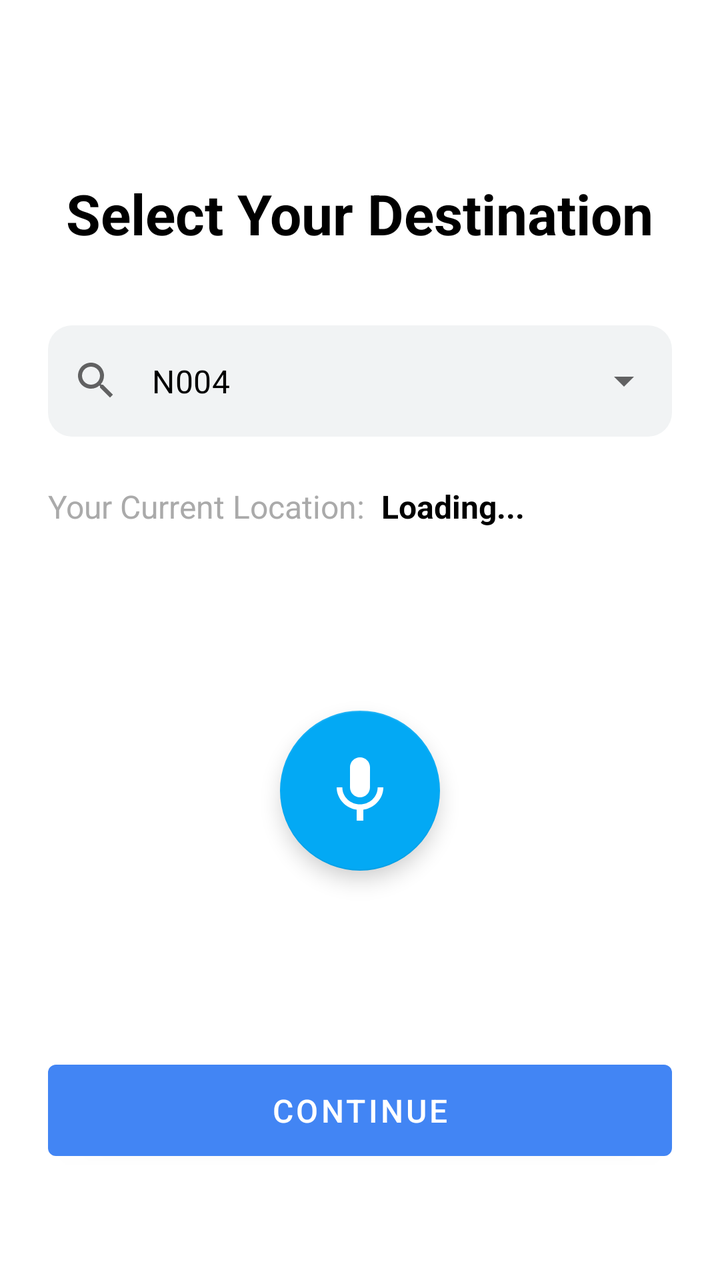
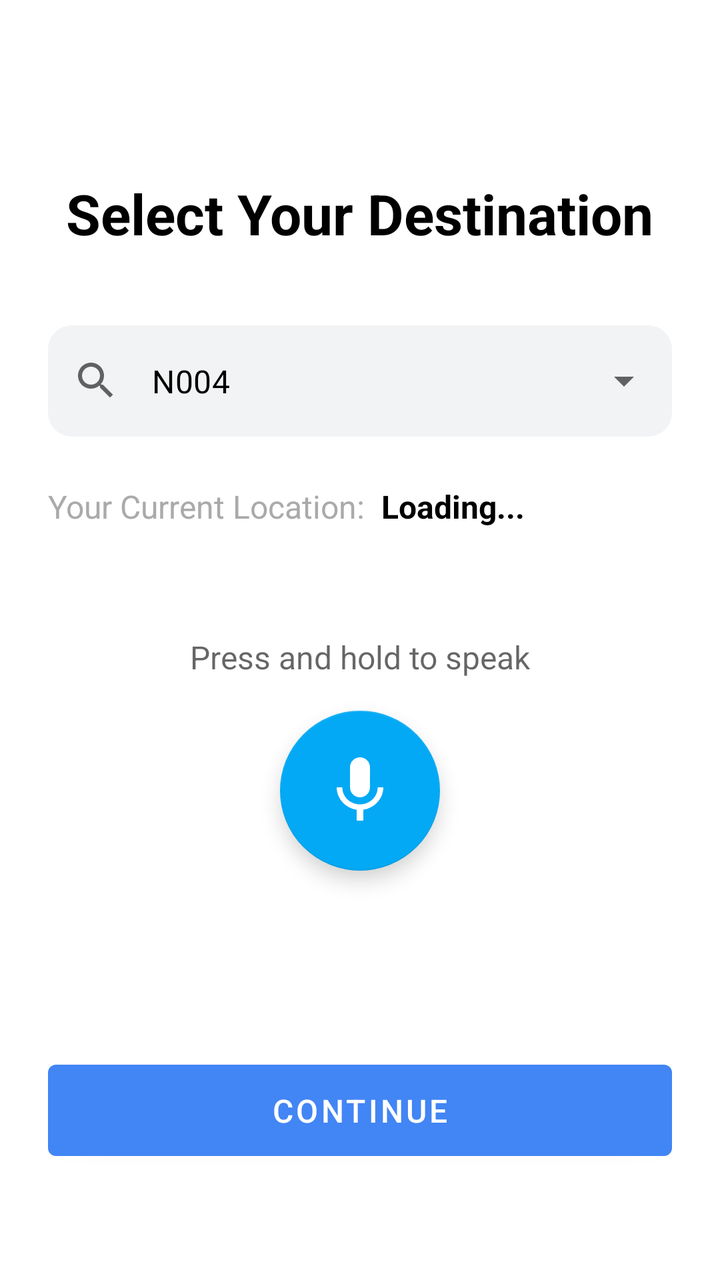

Two renders of the same Android screen: before a commit and after it. Below are the layout's source before the change and the commit's diff.
<!-- AndroidManifest.xml: application theme Theme.Qr_indoornav -->
<!-- res/layout/activity_main.xml -->
<?xml version="1.0" encoding="utf-8"?>
<androidx.constraintlayout.widget.ConstraintLayout xmlns:android="http://schemas.android.com/apk/res/android"
    xmlns:app="http://schemas.android.com/apk/res-auto"
    xmlns:tools="http://schemas.android.com/tools"
    android:layout_width="match_parent"
    android:layout_height="match_parent"
    android:background="@color/white"
    android:padding="24dp"
    tools:context=".MainActivity">

    <TextView
        android:id="@+id/titleTextView"
        android:layout_width="wrap_content"
        android:layout_height="wrap_content"
        android:layout_marginTop="64dp"
        android:text="@string/select_destination_title"
        android:textColor="@color/black"
        android:textSize="28sp"
        android:textStyle="bold"
        app:layout_constraintEnd_toEndOf="parent"
        app:layout_constraintStart_toStartOf="parent"
        app:layout_constraintTop_toTopOf="parent" />



    <com.google.android.material.textfield.TextInputLayout
        android:id="@+id/destinationMenu"
        style="@style/Widget.MaterialComponents.TextInputLayout.OutlinedBox.ExposedDropdownMenu"
        android:layout_width="0dp"
        android:layout_height="wrap_content"
        android:layout_marginTop="32dp"
        app:boxBackgroundColor="@color/light_gray"
        app:boxCornerRadiusBottomEnd="12dp"
        app:boxCornerRadiusBottomStart="12dp"
        app:boxCornerRadiusTopEnd="12dp"
        app:boxCornerRadiusTopStart="12dp"
        app:boxStrokeWidth="0dp"
        app:boxStrokeWidthFocused="0dp"
        app:layout_constraintEnd_toEndOf="parent"
        app:layout_constraintStart_toStartOf="parent"
        app:layout_constraintTop_toBottomOf="@+id/titleTextView"
        app:startIconDrawable="@drawable/ic_search">

        <AutoCompleteTextView
            android:id="@+id/autoCompleteTextView"
            android:layout_width="match_parent"
            android:layout_height="wrap_content"
            android:inputType="none"
            android:text="@string/destination_hint"
            android:textColor="@color/black" />

    </com.google.android.material.textfield.TextInputLayout>

    <TextView
        android:id="@+id/currentLocationLabel"
        android:layout_width="wrap_content"
        android:layout_height="wrap_content"
        android:layout_marginTop="24dp"
        android:text="@string/current_location_label"
        android:textColor="@android:color/darker_gray"
        android:textSize="16sp"
        app:layout_constraintStart_toStartOf="@+id/destinationMenu"
        app:layout_constraintTop_toBottomOf="@+id/destinationMenu" />

    <TextView
        android:id="@+id/currentLocationValue"
        android:layout_width="wrap_content"
        android:layout_height="wrap_content"
        android:layout_marginStart="8dp"
        android:text="@string/loading_location"
        android:textColor="@color/black"
        android:textSize="16sp"
        android:textStyle="bold"
        app:layout_constraintBaseline_toBaselineOf="@+id/currentLocationLabel"
        app:layout_constraintStart_toEndOf="@+id/currentLocationLabel" />

    <com.google.android.material.floatingactionbutton.FloatingActionButton
        android:id="@+id/micButton"
        android:layout_width="wrap_content"
        android:layout_height="wrap_content"
        android:contentDescription="@string/mic_button_content_description"
        android:src="@drawable/ic_mic"
        app:backgroundTint="@color/mic_button_default"
        app:fabCustomSize="80dp"
        app:layout_constraintBottom_toTopOf="@+id/continueButton"
        app:layout_constraintEnd_toEndOf="parent"
        app:layout_constraintStart_toStartOf="parent"
        app:layout_constraintTop_toBottomOf="@+id/currentLocationLabel"
        app:maxImageSize="40dp"
        app:tint="@color/white" />

    <Button
        android:id="@+id/continueButton"
        android:layout_width="0dp"
        android:layout_height="wrap_content"
        android:layout_marginBottom="32dp"
        android:padding="12dp"
        android:text="@string/continue_button"
        android:textSize="16sp"
        app:layout_constraintBottom_toBottomOf="parent"
        app:layout_constraintEnd_toEndOf="parent"
        app:layout_constraintStart_toStartOf="parent" />

</androidx.constraintlayout.widget.ConstraintLayout>
<!-- resources referenced by this layout -->
<resources>
  <color name="black">#FF000000</color>
  <color name="light_gray">#F1F3F4</color>
  <color name="mic_button_default">#03A9F4</color>
  <color name="white">#FFFFFFFF</color>
  <!-- drawable ic_mic (drawable) -->
  <vector xmlns:android="http://schemas.android.com/apk/res/android" android:height="24dp" android:tint="#000000" android:viewportHeight="24" android:viewportWidth="24" android:width="24dp">
        
      <path android:fillColor="@android:color/white" android:pathData="M12,14c1.66,0 2.99,-1.34 2.99,-3L15,5c0,-1.66 -1.34,-3 -3,-3S9,3.34 9,5v6c0,1.66 1.34,3 3,3zM17.3,11c0,3 -2.54,5.1 -5.3,5.1S6.7,14 6.7,11L5,11c0,3.41 2.72,6.23 6,6.72L11,21h2v-3.28c3.28,-0.48 6,-3.3 6,-6.72h-1.7z"/>
      
  </vector>
  <!-- drawable ic_search (drawable) -->
  <vector xmlns:android="http://schemas.android.com/apk/res/android" android:height="24dp" android:tint="#000000" android:viewportHeight="24" android:viewportWidth="24" android:width="24dp">
        
      <path android:fillColor="@android:color/white" android:pathData="M15.5,14h-0.79l-0.28,-0.27C15.41,12.59 16,11.11 16,9.5 16,5.91 13.09,3 9.5,3S3,5.91 3,9.5 5.91,16 9.5,16c1.61,0 3.09,-0.59 4.23,-1.57l0.27,0.28v0.79l5,4.99L20.49,19l-4.99,-5zM9.5,14C7.01,14 5,11.99 5,9.5S7.01,5 9.5,5 14,7.01 14,9.5 11.99,14 9.5,14z"/>
      
  </vector>
  <string name="continue_button">Continue</string>
  <string name="current_location_label">Your Current Location:</string>
  <string name="destination_hint">N004</string>
  <string name="loading_location">Loading...</string>
  <string name="mic_button_content_description">Use voice to select destination</string>
  <string name="select_destination_title">Select Your Destination</string>
  <style name="Theme.Qr_indoornav" parent="Theme.MaterialComponents.DayNight.NoActionBar">
          
          <item name="colorPrimary">@color/mic_blue</item>
          <item name="colorPrimaryVariant">@color/mic_blue</item>
          <item name="colorOnPrimary">@color/white</item>
          
          <item name="colorSecondary">@color/mic_blue</item>
          <item name="colorSecondaryVariant">@color/mic_blue</item>
          <item name="colorOnSecondary">@color/black</item>
          
          <item name="android:statusBarColor">?attr/colorOnPrimary</item>
          <item name="android:windowLightStatusBar">true</item>
          
      </style>
  <color name="mic_blue">#4285F4</color>
</resources>

<!-- the commit's change to res/layout/activity_main.xml (unified diff, before → after) -->
@@ -89,6 +89,22 @@
         app:maxImageSize="40dp"
         app:tint="@color/white" />
 
+    <TextView
+        android:id="@+id/recognizedTextView"
+        android:layout_width="0dp"
+        android:layout_height="wrap_content"
+        android:layout_marginStart="32dp"
+        android:layout_marginEnd="32dp"
+        android:layout_marginBottom="16dp"
+        android:gravity="center"
+        android:text="Press and hold to speak"
+        android:textColor="?android:attr/textColorSecondary"
+        android:textSize="16sp"
+        android:visibility="visible"
+        app:layout_constraintBottom_toTopOf="@id/micButton"
+        app:layout_constraintEnd_toEndOf="parent"
+        app:layout_constraintStart_toStartOf="parent" />
+
     <Button
         android:id="@+id/continueButton"
         android:layout_width="0dp"
